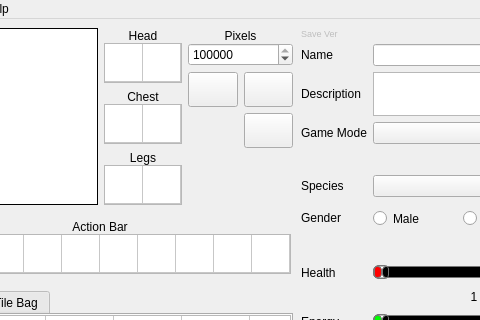
Qt form starcheat/templates/MainWindow.ui (wizzomafizzo/starcheat) before a commit; both pictures show x 102 to 582 and y 0 to 320 of the 731 by 497 pixel window.
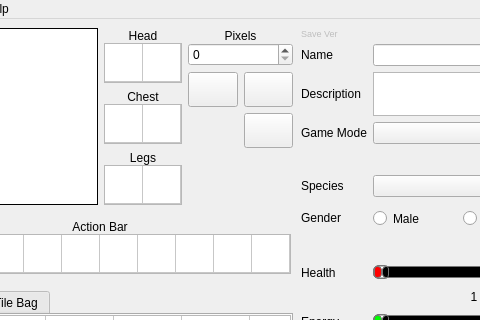
The same form after that commit. Icons and pictures are not drawn.

Commit message:
Increase max stat/pixel vals again
Set it to max signed int, idk how much higher qt will allow (or Starbound)

Diff of the .ui file:
```diff
--- a/starcheat/templates/MainWindow.ui
+++ b/starcheat/templates/MainWindow.ui
@@ -733,13 +733,13 @@
             <item>
              <widget class="QSpinBox" name="pixels">
               <property name="maximum">
-               <number>99999999</number>
+               <number>2147483647</number>
               </property>
               <property name="singleStep">
                <number>100</number>
               </property>
               <property name="value">
-               <number>99999999</number>
+               <number>0</number>
               </property>
              </widget>
             </item>
```
Left out of the diff: 10 changed lines with no effect on the pictures.
